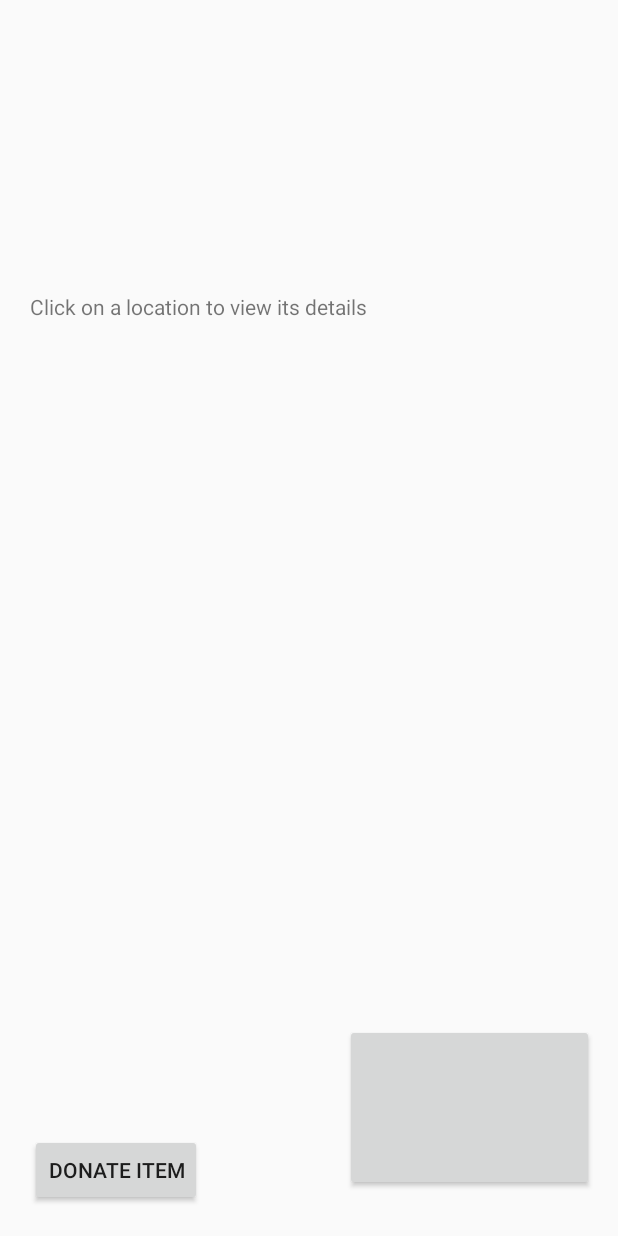
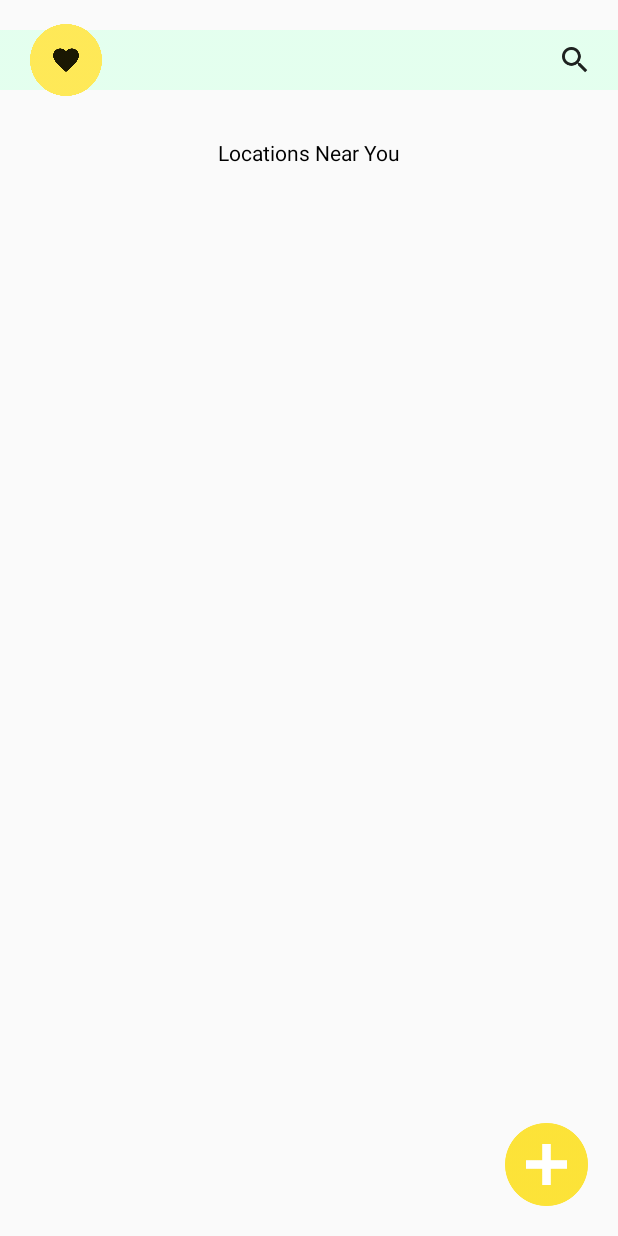
Before and after one commit to clairewcheng/DonationTracker, an Android app: the AppHome screen opened directly, with no data from a screen before it, on a phone screen of 412 x 824 dp. Run offline under Robolectric (Android 15) with nearby library versions, the phone set to English and light mode, and no system bars; our stand-ins replace Firebase (no records; nobody signed in at launch, a user with empty details on screens opened directly); 2 statements that could not run were skipped.

Commit message:
Updating UI with CardView-- no added feature functionality

```diff
--- a/app/src/main/res/layout/activity_app_home.xml
+++ b/app/src/main/res/layout/activity_app_home.xml
@@ -8,14 +8,15 @@
 
     <Button
         android:id="@+id/tempsignoutbutton"
-        android:layout_width="166dp"
-        android:layout_height="111dp"
-        android:layout_marginBottom="30dp"
-        android:layout_marginEnd="16dp"
+        android:layout_width="48dp"
+        android:layout_height="48dp"
+        android:layout_marginStart="20dp"
+        android:background="@drawable/logo"
         android:textAppearance="@style/TextAppearance.AppCompat"
         android:visibility="visible"
-        app:layout_constraintBottom_toBottomOf="parent"
-        app:layout_constraintEnd_toEndOf="parent" />
+        app:layout_constraintBottom_toBottomOf="@+id/imageView3"
+        app:layout_constraintStart_toStartOf="parent"
+        app:layout_constraintTop_toTopOf="@+id/imageView3" />
 
     <TextView
         android:id="@+id/user_type_field"
@@ -28,38 +29,60 @@
         app:layout_constraintStart_toStartOf="parent"
         app:layout_constraintTop_toTopOf="parent" />
 
+    <Button
+        android:id="@+id/goToDonateItemButton"
+        android:layout_width="55dp"
+        android:layout_height="55dp"
+        android:layout_marginEnd="20dp"
+        android:layout_marginBottom="20dp"
+        android:background="@drawable/add_button"
+        app:layout_constraintBottom_toBottomOf="parent"
+        app:layout_constraintEnd_toEndOf="parent" />
+
+    <ImageView
+        android:id="@+id/imageView3"
+        android:layout_width="412dp"
+        android:layout_height="wrap_content"
+        android:layout_marginTop="20dp"
+        android:scaleType="fitXY"
+        app:layout_constraintEnd_toEndOf="parent"
+        app:layout_constraintStart_toStartOf="parent"
+        app:layout_constraintTop_toTopOf="parent"
+        app:srcCompat="@drawable/searchbargreen" />
+
+    <Button
+        android:id="@+id/search_button"
+        android:layout_width="17.5dp"
+        android:layout_height="17.5dp"
+        android:layout_marginEnd="20dp"
+        android:background="@drawable/search_icon"
+        app:layout_constraintBottom_toBottomOf="@+id/imageView3"
+        app:layout_constraintEnd_toEndOf="parent"
+        app:layout_constraintTop_toTopOf="@+id/imageView3" />
+
     <TextView
-        android:id="@+id/textView2"
+        android:id="@+id/items_near_label"
         android:layout_width="wrap_content"
         android:layout_height="wrap_content"
-        android:layout_marginStart="20dp"
-        android:layout_marginTop="8dp"
-        android:layout_marginEnd="302dp"
-        android:layout_marginBottom="424dp"
-        android:text="Click on a location to view its details"
+        android:layout_marginStart="8dp"
+        android:layout_marginTop="32dp"
+        android:layout_marginEnd="8dp"
+        android:text="Locations Near You"
+        android:textColor="@android:color/black"
+        app:layout_constraintEnd_toEndOf="parent"
+        app:layout_constraintStart_toStartOf="parent"
+        app:layout_constraintTop_toBottomOf="@+id/imageView3" />
+
+    <android.support.v7.widget.RecyclerView
+        android:id="@+id/locationList"
+        android:layout_width="408dp"
+        android:layout_height="630dp"
+        android:layout_marginTop="10dp"
         app:layout_constraintBottom_toBottomOf="parent"
         app:layout_constraintEnd_toEndOf="parent"
         app:layout_constraintHorizontal_bias="0.0"
         app:layout_constraintStart_toStartOf="parent"
-        app:layout_constraintTop_toTopOf="parent" />
-
-    <android.support.v7.widget.RecyclerView
-        android:id="@+id/locationList"
-        android:layout_width="338dp"
-        android:layout_height="200dp"
-        app:layout_constraintBottom_toBottomOf="parent"
-        app:layout_constraintEnd_toEndOf="parent"
-        app:layout_constraintStart_toStartOf="parent"
-        app:layout_constraintTop_toTopOf="parent" />
-
-    <Button
-        android:id="@+id/goToDonateItemButton"
-        android:layout_width="wrap_content"
-        android:layout_height="wrap_content"
-        android:layout_marginStart="20dp"
-        android:layout_marginBottom="20dp"
-        android:text="Donate Item"
-        app:layout_constraintBottom_toBottomOf="parent"
-        app:layout_constraintStart_toStartOf="parent" />
+        app:layout_constraintTop_toBottomOf="@+id/items_near_label"
+        app:layout_constraintVertical_bias="0.0" />
 
 </android.support.constraint.ConstraintLayout>
--- a/app/src/main/res/layout/activity_signinscreen.xml
+++ b/app/src/main/res/layout/activity_signinscreen.xml
@@ -43,7 +43,7 @@
         android:ems="10"
         android:hint="@string/email"
         android:inputType="textEmailAddress"
-        android:text="@string/email"
+        android:text="c@gmail.com"
         app:layout_constraintEnd_toEndOf="parent"
         app:layout_constraintHorizontal_bias="0.503"
         app:layout_constraintStart_toStartOf="parent"
--- a/app/src/main/res/layout/location_list_content.xml
+++ b/app/src/main/res/layout/location_list_content.xml
@@ -1,13 +1,26 @@
 <?xml version="1.0" encoding="utf-8"?>
 <LinearLayout xmlns:android="http://schemas.android.com/apk/res/android"
+    xmlns:app="http://schemas.android.com/apk/res-auto"
     xmlns:tools="http://schemas.android.com/tools"
     android:layout_width="match_parent"
     android:layout_height="wrap_content"
     android:orientation="horizontal">
 
-    <TextView
-        android:id="@+id/content"
-        android:layout_width="wrap_content"
-        android:layout_height="wrap_content"
-        android:layout_weight="1" />
+    <android.support.v7.widget.CardView
+        android:id="@+id/card"
+        android:layout_width="333dp"
+        android:layout_height="120dp"
+        android:layout_margin="8dp"
+        android:layout_weight="1"
+        app:cardCornerRadius="12dp"
+        app:cardElevation="2dp"
+        app:contentPadding="20dp">
+
+        <TextView
+            android:id="@+id/content"
+            android:layout_width="wrap_content"
+            android:layout_height="wrap_content"
+            android:layout_weight="1" />
+    </android.support.v7.widget.CardView>
+
 </LinearLayout>
```
Also changed, not shown: app/src/main/res/drawable/add_button.png (added), app/src/main/res/drawable/search_icon.png (added).
